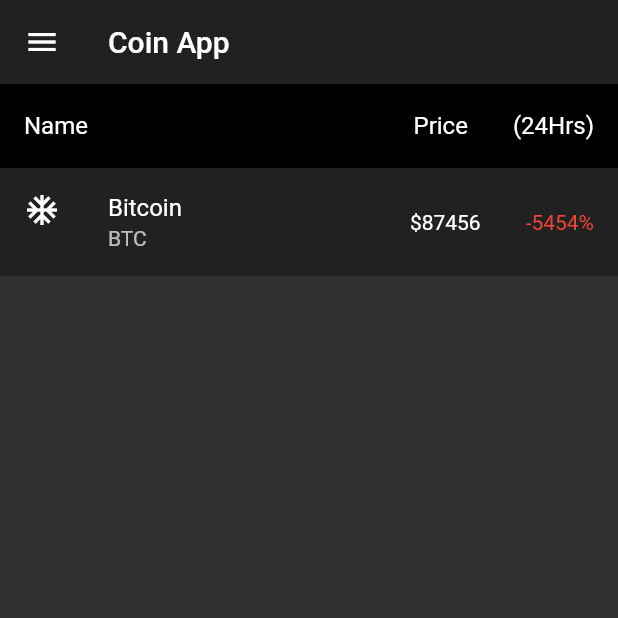
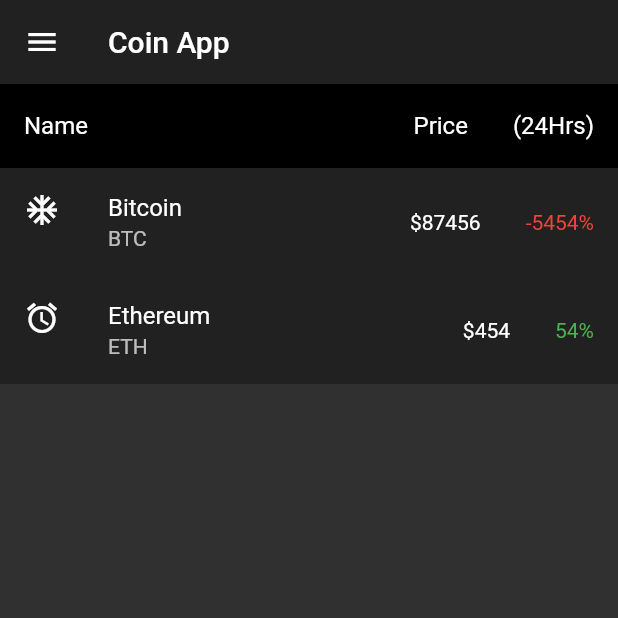
Before and after one commit to Greko11Maister/CoinCapApp, a Flutter app: the screen it shows after launch, on a phone screen of 412 x 824 dp, the top half of it. Run offline on Flutter 3.47's test engine with Material 2 defaults, Android fonts, the phone set to English and light mode, and no system bars.

Commit message:
falta mejoras

```diff
--- a/lib/src/screens/home_page.dart
+++ b/lib/src/screens/home_page.dart
@@ -45,6 +45,25 @@ class HomePage extends StatelessWidget {
               ),
             ),
           ),
+          Container(
+             decoration: BoxDecoration(color: Colors.grey[900]),
+             child: ListTile(
+              leading: Icon(Icons.access_alarms),
+              title: Text('Ethereum'),
+              subtitle: Text('ETH'),
+              trailing: Row(
+                mainAxisSize: MainAxisSize.min,
+                children: <Widget>[
+                  Text('\$454'),
+                  SizedBox(
+                    width: 30.0,
+                  ),
+                  Text('54%', style: TextStyle(color: Colors.green))
+
+                ],
+              ),
+            ),
+          ),
 
 
 
```
